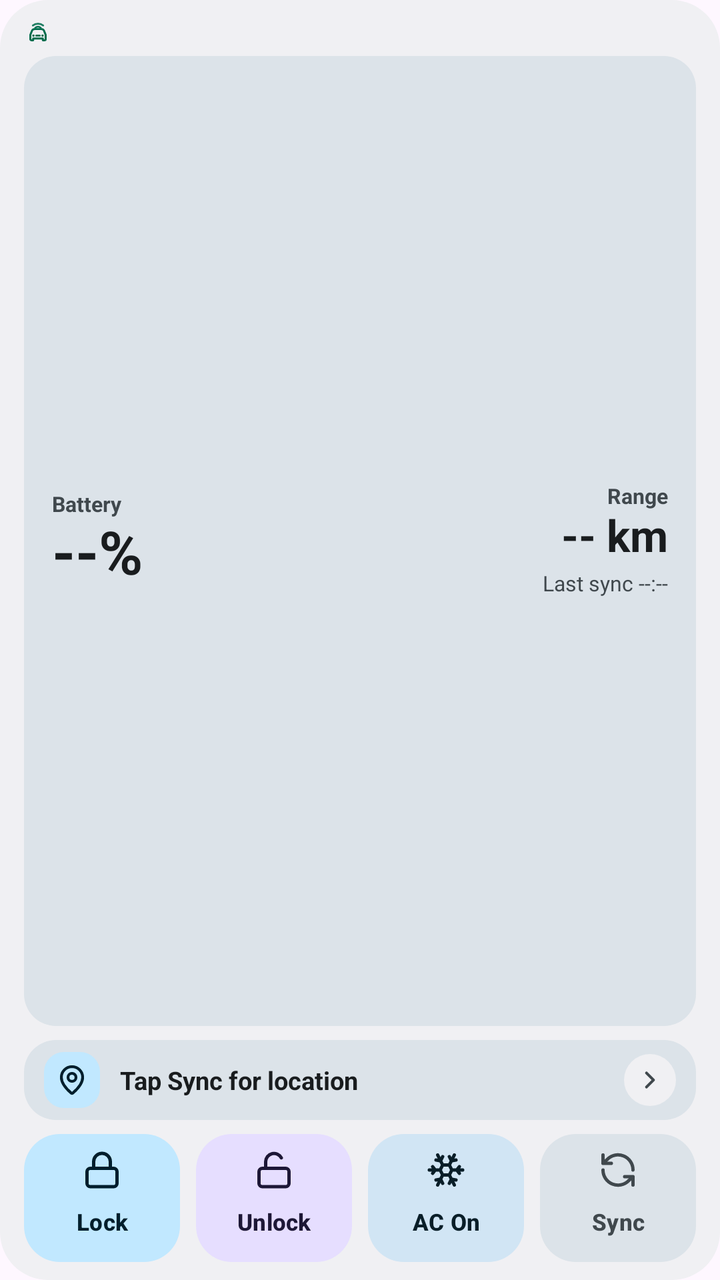
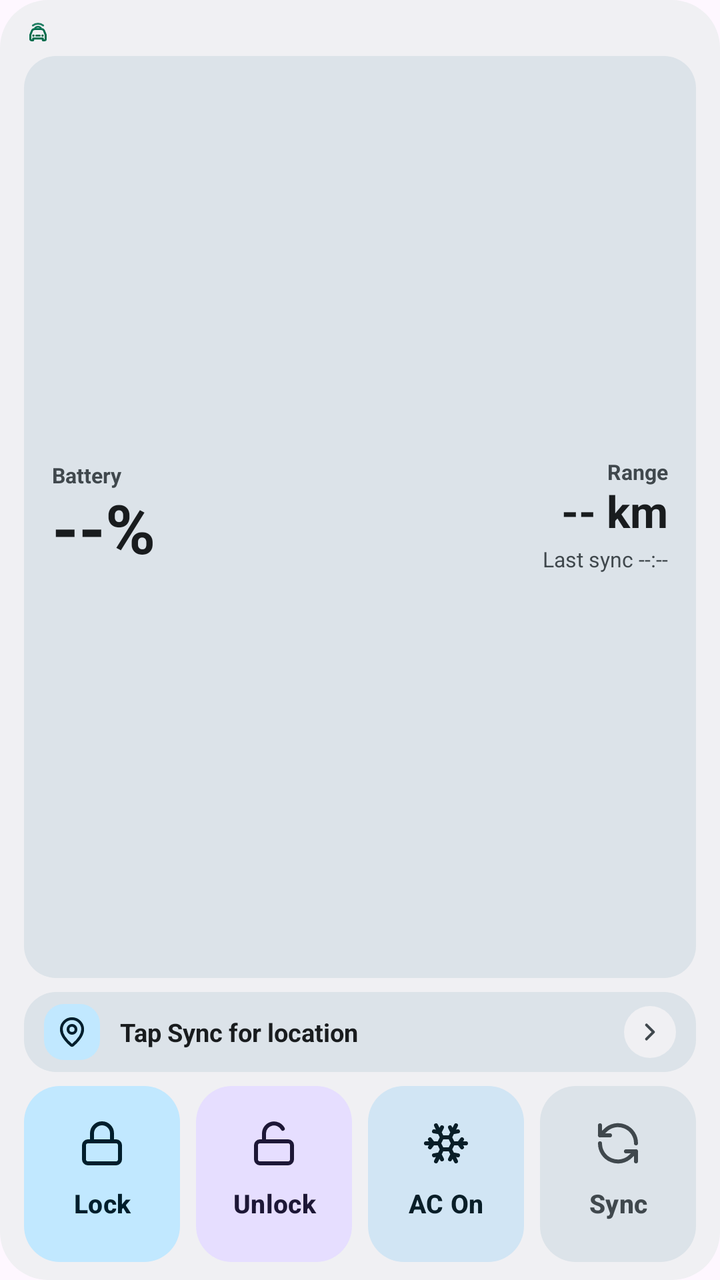

An Android layout rendered at two revisions. The XML below is the earlier revision; the diff shows what the commit changed to produce the second picture.
<!-- AndroidManifest.xml: application theme Theme.BydWatch -->
<!-- res/layout/widget_vehicle_4x3_tank.xml -->
<?xml version="1.0" encoding="utf-8"?>
<LinearLayout xmlns:android="http://schemas.android.com/apk/res/android"
    android:id="@+id/widgetRoot"
    android:layout_width="match_parent"
    android:layout_height="match_parent"
    android:background="@drawable/bg_widget_card"
    android:orientation="vertical"
    android:paddingHorizontal="12dp"
    android:paddingVertical="9dp">

    <include layout="@layout/include_widget_4x3_header" />

    
    <FrameLayout
        android:id="@+id/layoutWidgetBatteryCard"
        android:layout_width="match_parent"
        android:layout_height="0dp"
        android:layout_marginBottom="7dp"
        android:layout_weight="1"
        android:background="@drawable/bg_widget_subcard">

        <ProgressBar
            android:id="@+id/pbWidgetSoc"
            style="?android:attr/progressBarStyleHorizontal"
            android:layout_width="match_parent"
            android:layout_height="match_parent"
            android:max="100"
            android:progress="0"
            android:progressDrawable="@drawable/progress_widget_soc_tank" />

        <LinearLayout
            android:layout_width="match_parent"
            android:layout_height="match_parent"
            android:gravity="center_vertical"
            android:orientation="horizontal"
            android:paddingHorizontal="14dp"
            android:paddingVertical="8dp">

            <LinearLayout
                android:layout_width="0dp"
                android:layout_height="wrap_content"
                android:layout_weight="1"
                android:orientation="vertical">

                <TextView
                    android:id="@+id/tvWidgetBatteryLabel"
                    android:layout_width="wrap_content"
                    android:layout_height="wrap_content"
                    android:includeFontPadding="false"
                    android:text="@string/widget_label_battery"
                    android:textColor="@color/widget_on_surface_variant"
                    android:textSize="10.5sp"
                    android:textStyle="bold" />

                <TextView
                    android:id="@+id/tvWidgetSoc"
                    android:layout_width="wrap_content"
                    android:layout_height="wrap_content"
                    android:layout_marginTop="1dp"
                    android:includeFontPadding="false"
                    android:text="--%"
                    android:textColor="@color/widget_on_surface"
                    android:textSize="30sp"
                    android:textStyle="bold" />

                <TextView
                    android:id="@+id/tvWidgetBatteryMeta"
                    android:layout_width="wrap_content"
                    android:layout_height="wrap_content"
                    android:layout_marginTop="3dp"
                    android:ellipsize="end"
                    android:maxLines="1"
                    android:textColor="@color/widget_on_surface_variant"
                    android:textSize="10.5sp"
                    android:textStyle="bold"
                    android:visibility="gone" />
            </LinearLayout>

            <LinearLayout
                android:layout_width="wrap_content"
                android:layout_height="wrap_content"
                android:gravity="end"
                android:orientation="vertical">

                <TextView
                    android:id="@+id/tvWidgetRangeLabel"
                    android:layout_width="wrap_content"
                    android:layout_height="wrap_content"
                    android:includeFontPadding="false"
                    android:text="@string/label_range"
                    android:textColor="@color/widget_on_surface_variant"
                    android:textSize="10.5sp"
                    android:textStyle="bold" />

                <TextView
                    android:id="@+id/tvWidgetRange"
                    android:layout_width="wrap_content"
                    android:layout_height="wrap_content"
                    android:layout_marginTop="1dp"
                    android:ellipsize="end"
                    android:includeFontPadding="false"
                    android:maxLines="1"
                    android:text="-- km"
                    android:textColor="@color/widget_on_surface"
                    android:textSize="22sp"
                    android:textStyle="bold" />

                <TextView
                    android:id="@+id/tvWidgetLastSync"
                    android:layout_width="wrap_content"
                    android:layout_height="wrap_content"
                    android:layout_marginTop="3dp"
                    android:ellipsize="end"
                    android:maxLines="1"
                    android:text="Last sync --:--"
                    android:textColor="@color/widget_on_surface_variant"
                    android:textSize="10.5sp" />
            </LinearLayout>
        </LinearLayout>
    </FrameLayout>

    <include layout="@layout/include_widget_4x3_location" />

    <include layout="@layout/include_widget_4x3_actions" />
</LinearLayout>
<!-- res/layout/include_widget_4x3_header.xml (included above) -->
<?xml version="1.0" encoding="utf-8"?>
<LinearLayout xmlns:android="http://schemas.android.com/apk/res/android"
    android:id="@+id/widgetHeader"
    android:layout_width="match_parent"
    android:layout_height="wrap_content"
    android:layout_marginBottom="5dp"
    android:gravity="center_vertical"
    android:orientation="horizontal">

    <LinearLayout
        android:layout_width="0dp"
        android:layout_height="wrap_content"
        android:layout_weight="1"
        android:gravity="center_vertical"
        android:orientation="horizontal">

        <ImageView
            android:id="@+id/ivWidgetBrandLogo"
            android:layout_width="14dp"
            android:layout_height="14dp"
            android:layout_marginEnd="5dp"
            android:contentDescription="@string/app_name"
            android:src="@drawable/ic_ev_watch_logo"
            android:tint="@color/accent_emerald" />

        <TextView
            android:id="@+id/tvWidgetCarModel"
            android:layout_width="0dp"
            android:layout_height="wrap_content"
            android:layout_weight="1"
            android:ellipsize="end"
            android:maxLines="1"
            android:textColor="@color/widget_on_surface"
            android:textSize="11sp"
            android:textStyle="bold"
            android:visibility="gone" />
    </LinearLayout>

    <TextView
        android:id="@+id/tvWidgetBanner"
        android:layout_width="wrap_content"
        android:layout_height="wrap_content"
        android:layout_marginStart="4dp"
        android:background="@drawable/bg_widget_chip"
        android:ellipsize="end"
        android:maxLines="1"
        android:paddingHorizontal="7dp"
        android:paddingVertical="3dp"
        android:text="Ready"
        android:textColor="@color/widget_on_surface_variant"
        android:textSize="10sp"
        android:textStyle="bold"
        android:visibility="gone" />

    <TextView
        android:id="@+id/tvWidgetLockStatus"
        android:layout_width="wrap_content"
        android:layout_height="wrap_content"
        android:layout_marginStart="4dp"
        android:background="@drawable/bg_widget_chip"
        android:maxLines="1"
        android:paddingHorizontal="7dp"
        android:paddingVertical="3dp"
        android:text="Locked"
        android:textColor="@color/widget_on_surface_variant"
        android:textSize="10sp"
        android:textStyle="bold"
        android:visibility="gone" />

    <TextView
        android:id="@+id/tvWidgetAcStatus"
        android:layout_width="wrap_content"
        android:layout_height="wrap_content"
        android:layout_marginStart="4dp"
        android:background="@drawable/bg_widget_chip"
        android:maxLines="1"
        android:paddingHorizontal="7dp"
        android:paddingVertical="3dp"
        android:text="AC Off"
        android:textColor="@color/widget_on_surface_variant"
        android:textSize="10sp"
        android:textStyle="bold"
        android:visibility="gone" />
</LinearLayout>
<!-- res/layout/include_widget_4x3_location.xml (included above) -->
<?xml version="1.0" encoding="utf-8"?>
<LinearLayout xmlns:android="http://schemas.android.com/apk/res/android"
    android:id="@+id/layoutWidgetLocationBar"
    android:layout_width="match_parent"
    android:layout_height="wrap_content"
    android:layout_marginBottom="7dp"
    android:background="@drawable/bg_widget_subcard"
    android:gravity="center_vertical"
    android:minHeight="40dp"
    android:orientation="horizontal"
    android:paddingHorizontal="10dp"
    android:paddingVertical="6dp"
    android:visibility="visible">

    <FrameLayout
        android:layout_width="28dp"
        android:layout_height="28dp"
        android:layout_marginEnd="10dp"
        android:background="@drawable/bg_widget_pin_badge">

        <ImageView
            android:layout_width="16dp"
            android:layout_height="16dp"
            android:layout_gravity="center"
            android:contentDescription="@string/label_car_location"
            android:src="@drawable/ic_widget_pin" />
    </FrameLayout>

    <TextView
        android:id="@+id/tvWidgetLocationText"
        android:layout_width="0dp"
        android:layout_height="wrap_content"
        android:layout_weight="1"
        android:ellipsize="end"
        android:maxLines="1"
        android:text="@string/location_widget_empty"
        android:textColor="@color/widget_on_surface"
        android:textSize="12.5sp"
        android:textStyle="bold" />

    <FrameLayout
        android:layout_width="26dp"
        android:layout_height="26dp"
        android:layout_marginStart="8dp"
        android:background="@drawable/bg_widget_chevron_badge">

        <ImageView
            android:layout_width="14dp"
            android:layout_height="14dp"
            android:layout_gravity="center"
            android:contentDescription="@string/nav_dialog_confirm"
            android:src="@drawable/ic_widget_chevron" />
    </FrameLayout>
</LinearLayout>
<!-- res/layout/include_widget_4x3_actions.xml (included above) -->
<?xml version="1.0" encoding="utf-8"?>
<LinearLayout xmlns:android="http://schemas.android.com/apk/res/android"
    android:layout_width="match_parent"
    android:layout_height="64dp"
    android:orientation="horizontal">

    <LinearLayout
        android:id="@+id/tileWidgetLock"
        android:layout_width="0dp"
        android:layout_height="match_parent"
        android:layout_marginEnd="4dp"
        android:layout_weight="1"
        android:background="@drawable/bg_widget_btn_primary"
        android:gravity="center"
        android:orientation="vertical"
        android:paddingHorizontal="4dp">

        <ImageView
            android:id="@+id/ivWidgetLock"
            android:layout_width="20dp"
            android:layout_height="20dp"
            android:layout_marginBottom="4dp"
            android:importantForAccessibility="no"
            android:src="@drawable/ic_slot_lock"
            android:tint="@color/widget_on_primary_container" />

        <Button
            android:id="@+id/btnWidgetLock"
            android:layout_width="match_parent"
            android:layout_height="wrap_content"
            android:background="@android:color/transparent"
            android:ellipsize="end"
            android:gravity="center"
            android:maxLines="1"
            android:minWidth="0dp"
            android:minHeight="0dp"
            android:padding="0dp"
            android:stateListAnimator="@null"
            android:text="Lock"
            android:textAllCaps="false"
            android:textColor="@color/widget_on_primary_container"
            android:textSize="11.5sp"
            android:textStyle="bold" />
    </LinearLayout>

    <LinearLayout
        android:id="@+id/tileWidgetUnlock"
        android:layout_width="0dp"
        android:layout_height="match_parent"
        android:layout_marginHorizontal="4dp"
        android:layout_weight="1"
        android:background="@drawable/bg_widget_btn_tertiary"
        android:gravity="center"
        android:orientation="vertical"
        android:paddingHorizontal="4dp">

        <ImageView
            android:id="@+id/ivWidgetUnlock"
            android:layout_width="20dp"
            android:layout_height="20dp"
            android:layout_marginBottom="4dp"
            android:importantForAccessibility="no"
            android:src="@drawable/ic_slot_unlock"
            android:tint="@color/widget_on_tertiary_container" />

        <Button
            android:id="@+id/btnWidgetUnlock"
            android:layout_width="match_parent"
            android:layout_height="wrap_content"
            android:background="@android:color/transparent"
            android:ellipsize="end"
            android:gravity="center"
            android:maxLines="1"
            android:minWidth="0dp"
            android:minHeight="0dp"
            android:padding="0dp"
            android:stateListAnimator="@null"
            android:text="Unlock"
            android:textAllCaps="false"
            android:textColor="@color/widget_on_tertiary_container"
            android:textSize="11.5sp"
            android:textStyle="bold" />
    </LinearLayout>

    <LinearLayout
        android:id="@+id/tileWidgetAc"
        android:layout_width="0dp"
        android:layout_height="match_parent"
        android:layout_marginHorizontal="4dp"
        android:layout_weight="1"
        android:background="@drawable/bg_widget_btn_secondary"
        android:gravity="center"
        android:orientation="vertical"
        android:paddingHorizontal="4dp">

        <ImageView
            android:id="@+id/ivWidgetAc"
            android:layout_width="20dp"
            android:layout_height="20dp"
            android:layout_marginBottom="4dp"
            android:importantForAccessibility="no"
            android:src="@drawable/ic_slot_ac"
            android:tint="@color/widget_on_secondary_container" />

        <Button
            android:id="@+id/btnWidgetAc"
            android:layout_width="match_parent"
            android:layout_height="wrap_content"
            android:background="@android:color/transparent"
            android:ellipsize="end"
            android:gravity="center"
            android:maxLines="1"
            android:minWidth="0dp"
            android:minHeight="0dp"
            android:padding="0dp"
            android:stateListAnimator="@null"
            android:text="AC On"
            android:textAllCaps="false"
            android:textColor="@color/widget_on_secondary_container"
            android:textSize="11.5sp"
            android:textStyle="bold" />
    </LinearLayout>

    <LinearLayout
        android:id="@+id/tileWidgetRefresh"
        android:layout_width="0dp"
        android:layout_height="match_parent"
        android:layout_marginStart="4dp"
        android:layout_weight="1"
        android:background="@drawable/bg_widget_btn_tonal"
        android:gravity="center"
        android:orientation="vertical"
        android:paddingHorizontal="4dp">

        <ImageView
            android:id="@+id/ivWidgetRefresh"
            android:layout_width="20dp"
            android:layout_height="20dp"
            android:layout_marginBottom="4dp"
            android:importantForAccessibility="no"
            android:src="@drawable/ic_slot_sync"
            android:tint="@color/widget_on_surface_variant" />

        <Button
            android:id="@+id/btnWidgetRefresh"
            android:layout_width="match_parent"
            android:layout_height="wrap_content"
            android:background="@android:color/transparent"
            android:ellipsize="end"
            android:gravity="center"
            android:maxLines="1"
            android:minWidth="0dp"
            android:minHeight="0dp"
            android:padding="0dp"
            android:stateListAnimator="@null"
            android:text="Sync"
            android:textAllCaps="false"
            android:textColor="@color/widget_on_surface_variant"
            android:textSize="11.5sp"
            android:textStyle="bold" />
    </LinearLayout>
</LinearLayout>
<!-- resources referenced by this layout -->
<resources>
  <color name="accent_emerald">#006C4C</color>
  <color name="widget_on_primary_container">#002114</color>
  <color name="widget_on_secondary_container">#001E30</color>
  <color name="widget_on_surface">#181D1A</color>
  <color name="widget_on_surface_variant">#414944</color>
  <color name="widget_on_tertiary_container">#2B1700</color>
  <!-- drawable bg_widget_btn_primary (drawable) -->
  <?xml version="1.0" encoding="utf-8"?>
  <shape xmlns:android="http://schemas.android.com/apk/res/android"
      android:shape="rectangle">
      <solid android:color="@color/widget_primary_container" />
      <corners android:radius="18dp" />
  </shape>
  <!-- drawable bg_widget_btn_secondary (drawable) -->
  <?xml version="1.0" encoding="utf-8"?>
  <shape xmlns:android="http://schemas.android.com/apk/res/android"
      android:shape="rectangle">
      <solid android:color="@color/widget_secondary_container" />
      <corners android:radius="18dp" />
  </shape>
  <!-- drawable bg_widget_btn_tertiary (drawable) -->
  <?xml version="1.0" encoding="utf-8"?>
  <shape xmlns:android="http://schemas.android.com/apk/res/android"
      android:shape="rectangle">
      <solid android:color="@color/widget_tertiary_container" />
      <corners android:radius="18dp" />
  </shape>
  <!-- drawable bg_widget_btn_tonal (drawable) -->
  <?xml version="1.0" encoding="utf-8"?>
  <shape xmlns:android="http://schemas.android.com/apk/res/android"
      android:shape="rectangle">
      <solid android:color="@color/widget_surface_variant" />
      <corners android:radius="18dp" />
  </shape>
  <!-- drawable bg_widget_card (drawable) -->
  <?xml version="1.0" encoding="utf-8"?>
  <shape xmlns:android="http://schemas.android.com/apk/res/android"
      android:shape="rectangle">
      <solid android:color="@color/widget_surface" />
      <corners android:radius="24dp" />
  </shape>
  <!-- drawable bg_widget_chevron_badge (drawable) -->
  <?xml version="1.0" encoding="utf-8"?>
  <shape xmlns:android="http://schemas.android.com/apk/res/android"
      android:shape="oval">
      <solid android:color="@color/widget_surface" />
  </shape>
  <!-- drawable bg_widget_chip (drawable) -->
  <?xml version="1.0" encoding="utf-8"?>
  <shape xmlns:android="http://schemas.android.com/apk/res/android"
      android:shape="rectangle">
      <solid android:color="@color/widget_surface_variant" />
      <corners android:radius="999dp" />
  </shape>
  <!-- drawable bg_widget_pin_badge (drawable) -->
  <?xml version="1.0" encoding="utf-8"?>
  <shape xmlns:android="http://schemas.android.com/apk/res/android"
      android:shape="rectangle">
      <solid android:color="@color/widget_primary_container" />
      <corners android:radius="10dp" />
  </shape>
  <!-- drawable bg_widget_subcard (drawable) -->
  <?xml version="1.0" encoding="utf-8"?>
  <shape xmlns:android="http://schemas.android.com/apk/res/android"
      android:shape="rectangle">
      <solid android:color="@color/widget_surface_variant" />
      <corners android:radius="16dp" />
  </shape>
  <string name="app_name">BYD Open Remote</string>
  <string name="label_car_location">Car Location</string>
  <string name="label_range">Range</string>
  <string name="location_widget_empty">Tap Sync for location</string>
  <string name="nav_dialog_confirm">Navigate</string>
  <string name="widget_label_battery">Battery</string>
  <color name="widget_primary_container">#9FF2CE</color>
  <color name="widget_secondary_container">#CBE6FF</color>
  <color name="widget_tertiary_container">#FFE0B2</color>
  <color name="widget_surface_variant">#E3EBE6</color>
  <color name="widget_surface">#F3F7F4</color>
  <color name="bg_obsidian">#F6F8F7</color>
  <color name="accent_cyan">#00658E</color>
  <!-- unchanged entries left out for length: 10 -->
</resources>

<!-- the commit's change to res/layout/widget_vehicle_4x3_tank.xml (unified diff, before → after) -->
@@ -60,7 +60,7 @@
                     android:includeFontPadding="false"
                     android:text="--%"
                     android:textColor="@color/widget_on_surface"
-                    android:textSize="30sp"
+                    android:textSize="34sp"
                     android:textStyle="bold" />
 
                 <TextView
@@ -267,7 +267,7 @@
 <?xml version="1.0" encoding="utf-8"?>
 <LinearLayout xmlns:android="http://schemas.android.com/apk/res/android"
     android:layout_width="match_parent"
-    android:layout_height="64dp"
+    android:layout_height="88dp"
     android:orientation="horizontal">
 
     <LinearLayout
@@ -283,9 +283,9 @@
 
         <ImageView
             android:id="@+id/ivWidgetLock"
-            android:layout_width="20dp"
-            android:layout_height="20dp"
-            android:layout_marginBottom="4dp"
+            android:layout_width="24dp"
+            android:layout_height="24dp"
+            android:layout_marginBottom="5dp"
             android:importantForAccessibility="no"
             android:src="@drawable/ic_slot_lock"
             android:tint="@color/widget_on_primary_container" />
@@ -305,7 +305,7 @@
             android:text="Lock"
             android:textAllCaps="false"
             android:textColor="@color/widget_on_primary_container"
-            android:textSize="11.5sp"
+            android:textSize="13sp"
             android:textStyle="bold" />
     </LinearLayout>
 
@@ -322,9 +322,9 @@
 
         <ImageView
             android:id="@+id/ivWidgetUnlock"
-            android:layout_width="20dp"
-            android:layout_height="20dp"
-            android:layout_marginBottom="4dp"
+            android:layout_width="24dp"
+            android:layout_height="24dp"
+            android:layout_marginBottom="5dp"
             android:importantForAccessibility="no"
             android:src="@drawable/ic_slot_unlock"
             android:tint="@color/widget_on_tertiary_container" />
@@ -344,7 +344,7 @@
             android:text="Unlock"
             android:textAllCaps="false"
             android:textColor="@color/widget_on_tertiary_container"
-            android:textSize="11.5sp"
+            android:textSize="13sp"
             android:textStyle="bold" />
     </LinearLayout>
 
@@ -361,9 +361,9 @@
 
         <ImageView
             android:id="@+id/ivWidgetAc"
-            android:layout_width="20dp"
-            android:layout_height="20dp"
-            android:layout_marginBottom="4dp"
+            android:layout_width="24dp"
+            android:layout_height="24dp"
+            android:layout_marginBottom="5dp"
             android:importantForAccessibility="no"
             android:src="@drawable/ic_slot_ac"
             android:tint="@color/widget_on_secondary_container" />
@@ -383,7 +383,7 @@
             android:text="AC On"
             android:textAllCaps="false"
             android:textColor="@color/widget_on_secondary_container"
-            android:textSize="11.5sp"
+            android:textSize="13sp"
             android:textStyle="bold" />
     </LinearLayout>
 
@@ -400,9 +400,9 @@
 
         <ImageView
             android:id="@+id/ivWidgetRefresh"
-            android:layout_width="20dp"
-            android:layout_height="20dp"
-            android:layout_marginBottom="4dp"
+            android:layout_width="24dp"
+            android:layout_height="24dp"
+            android:layout_marginBottom="5dp"
             android:importantForAccessibility="no"
             android:src="@drawable/ic_slot_sync"
             android:tint="@color/widget_on_surface_variant" />
@@ -422,7 +422,7 @@
             android:text="Sync"
             android:textAllCaps="false"
             android:textColor="@color/widget_on_surface_variant"
-            android:textSize="11.5sp"
+            android:textSize="13sp"
             android:textStyle="bold" />
     </LinearLayout>
 </LinearLayout>
